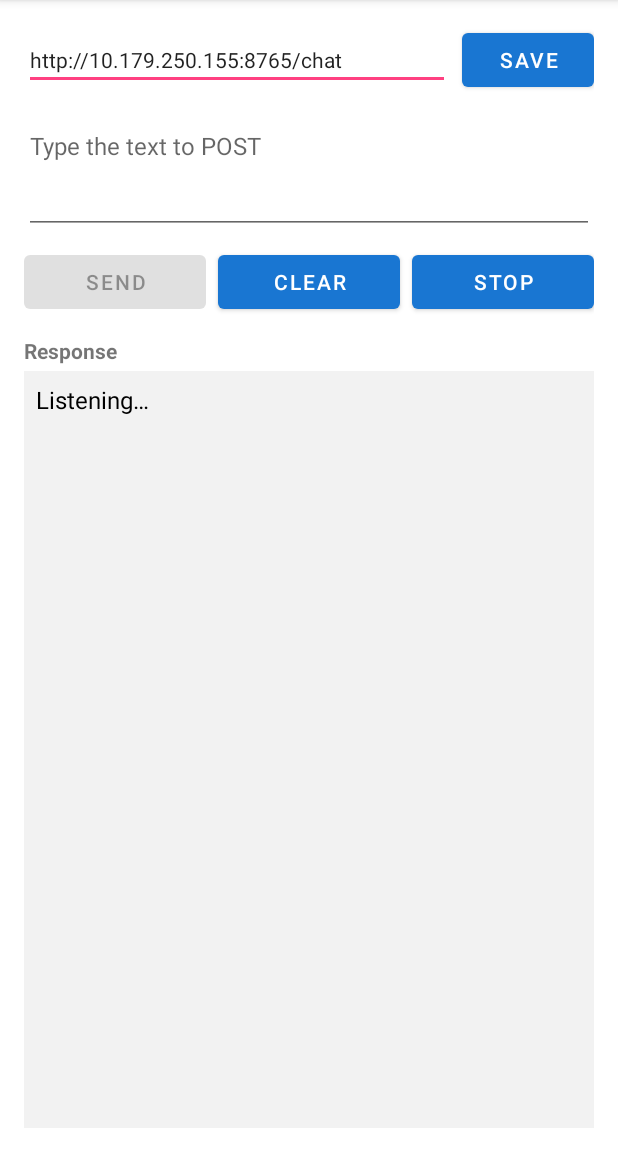
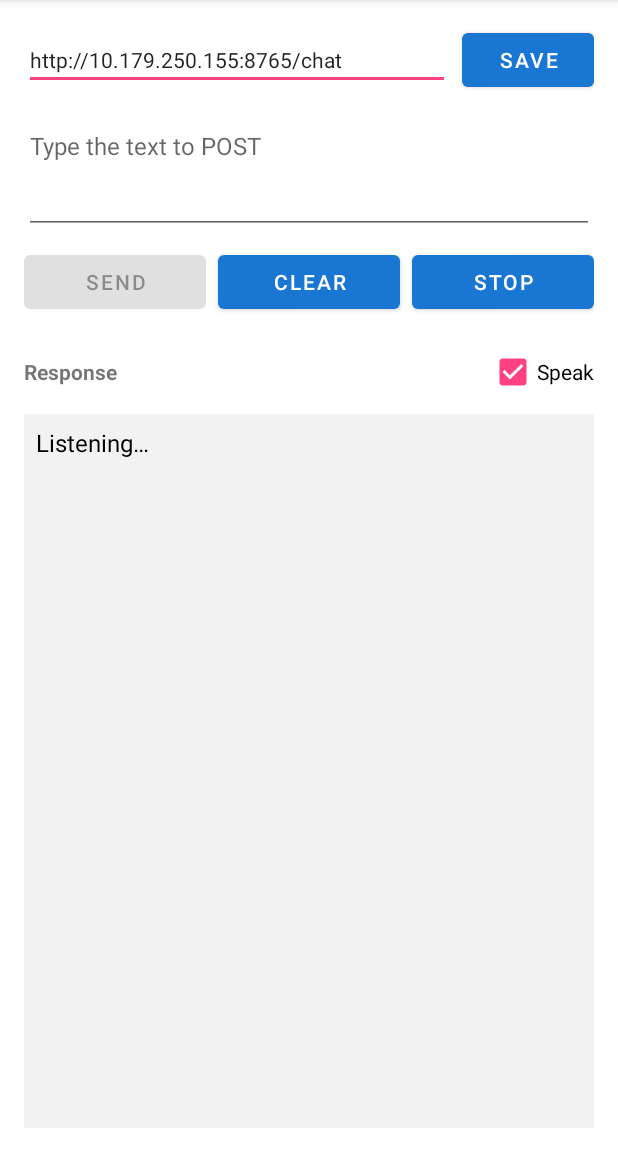
Before and after one commit to alepekhin/ai-python-agent, an Android app: the screen it shows after launch (MainActivity), after a tap on "VOICE", on a phone screen of 412 x 824 dp, the part 84-1236 px from its top. Run offline under Robolectric (Android 15) with nearby library versions, the light colour scheme and no system bars; pictures from the network do not load.

Commit message:
text to speach in android app

````diff
--- a/android/app/src/main/java/com/example/httpposter/MainActivity.kt
+++ b/android/app/src/main/java/com/example/httpposter/MainActivity.kt
@@ -6,6 +6,7 @@ import android.content.pm.PackageManager
 import android.os.Bundle
 import android.view.inputmethod.InputMethodManager
 import android.widget.Button
+import android.widget.CheckBox
 import android.widget.EditText
 import android.widget.TextView
 import android.widget.Toast
@@ -16,7 +17,8 @@ import kotlin.concurrent.thread
 /**
  * One screen: a server URL, a multiline box for arbitrary text, and the
  * response of the server below it. Text is typed or dictated with the
- * microphone, which is transcribed by the server.
+ * microphone, which is transcribed by the server. Replies are read out loud
+ * unless the Speak box is unchecked.
  */
 class MainActivity : AppCompatActivity() {
 
@@ -25,6 +27,8 @@ class MainActivity : AppCompatActivity() {
     private lateinit var response: TextView
     private lateinit var sendButton: Button
     private lateinit var voiceButton: Button
+    private lateinit var speakCheck: CheckBox
+    private lateinit var speaker: Speaker
 
     private var timeoutSeconds: Int = ServerConfig.DEFAULT_TIMEOUT_SECONDS
     private var session: String? = null
@@ -38,6 +42,12 @@ class MainActivity : AppCompatActivity() {
         response = findViewById(R.id.response)
         sendButton = findViewById(R.id.sendButton)
         voiceButton = findViewById(R.id.voiceButton)
+        speakCheck = findViewById(R.id.speakCheck)
+
+        speaker = Speaker(this)
+        speakCheck.setOnCheckedChangeListener { _, checked ->
+            if (!checked) speaker.stop()
+        }
 
         val config = ServerConfig.load(this)
         serverUrl.setText(config.url)
@@ -58,6 +68,7 @@ class MainActivity : AppCompatActivity() {
         voiceButton.setOnClickListener { onVoiceClick() }
 
         findViewById<Button>(R.id.clearButton).setOnClickListener {
+            speaker.stop()
             prompt.text.clear()
             response.text = ""
             session = null
@@ -79,6 +90,7 @@ class MainActivity : AppCompatActivity() {
 
         hideKeyboard()
         prompt.clearFocus()
+        speaker.stop()
         sendButton.isEnabled = false
         response.text = getString(R.string.thinking)
 
@@ -91,6 +103,7 @@ class MainActivity : AppCompatActivity() {
                     response.text = result.reply
                     prompt.text.clear()
                     sendButton.isEnabled = true
+                    if (speakCheck.isChecked) speaker.speak(result.reply)
                 }
             } catch (e: Exception) {
                 runOnUiThread {
@@ -142,6 +155,7 @@ class MainActivity : AppCompatActivity() {
     }
 
     private fun startRecording() {
+        speaker.stop()
         try {
             VoiceRecorder.start()
         } catch (e: Exception) {
@@ -195,6 +209,11 @@ class MainActivity : AppCompatActivity() {
         return "$base/transcribe"
     }
 
+    override fun onDestroy() {
+        speaker.shutdown()
+        super.onDestroy()
+    }
+
     companion object {
         private const val REQUEST_RECORD_AUDIO = 1
     }
--- /dev/null
+++ b/android/app/src/main/java/com/example/httpposter/Speaker.kt
@@ -0,0 +1,123 @@
+package com.example.httpposter
+
+import android.content.Context
+import android.speech.tts.TextToSpeech
+import java.util.Locale
+
+/**
+ * Reads replies out loud with the Android text-to-speech engine.
+ *
+ * The voice is picked from the script of the reply: mostly Cyrillic is spoken
+ * with the Russian voice, anything else with the English one. The engine
+ * initializes asynchronously, so a reply that arrives too early is held and
+ * spoken once it is ready. A device without a usable engine simply stays
+ * silent instead of breaking the dialog.
+ */
+class Speaker(context: Context) {
+
+    private var tts: TextToSpeech? = null
+    private var ready = false
+    private var failed = false
+    private var pending: String? = null
+
+    init {
+        tts = TextToSpeech(context.applicationContext) { status ->
+            if (status == TextToSpeech.SUCCESS) {
+                ready = true
+                pending?.let { text ->
+                    pending = null
+                    say(text)
+                }
+            } else {
+                failed = true
+            }
+        }
+    }
+
+    /**
+     * Read the reply out loud, cutting off whatever is being spoken now.
+     *
+     * The text is cleaned first: code blocks are dropped, links and markup
+     * are reduced to words a voice can read, and a long reply is capped.
+     */
+    fun speak(text: String) {
+        if (failed) return
+        val russian = isRussian(text)
+        val spoken = speakable(text, if (russian) LINK_WORD_RU else LINK_WORD_EN)
+        if (spoken.isEmpty()) return
+        if (!ready) {
+            pending = spoken
+            return
+        }
+        say(spoken)
+    }
+
+    /** Stop the current utterance, if any. */
+    fun stop() {
+        pending = null
+        if (!ready) return
+        try {
+            tts?.stop()
+        } catch (e: IllegalStateException) {
+            // The engine went away between the check and the call; nothing to do.
+        }
+    }
+
+    /** Stop speaking and release the engine. */
+    fun shutdown() {
+        pending = null
+        ready = false
+        try {
+            tts?.stop()
+            tts?.shutdown()
+        } catch (e: IllegalStateException) {
+            // Already released.
+        }
+        tts = null
+    }
+
+    private fun say(text: String) {
+        val engine = tts ?: return
+        val language = if (isRussian(text)) Locale("ru", "RU") else Locale.US
+        val result = engine.setLanguage(language)
+        if (result == TextToSpeech.LANG_MISSING_DATA ||
+            result == TextToSpeech.LANG_NOT_SUPPORTED
+        ) {
+            // No data for that voice: say it with the device language instead
+            // of not saying it at all.
+            engine.setLanguage(Locale.getDefault())
+        }
+        engine.speak(text, TextToSpeech.QUEUE_FLUSH, null, UTTERANCE_ID)
+    }
+
+    private fun isRussian(text: String): Boolean {
+        return CYRILLIC.findAll(text).count() > LATIN.findAll(text).count()
+    }
+
+    private fun speakable(text: String, linkWord: String): String {
+        var spoken = CODE_BLOCK.replace(text, " ")
+        spoken = MARKDOWN_LINK.replace(spoken, "\$1")
+        spoken = URL.replace(spoken, " $linkWord ")
+        spoken = spoken.replace("`", " ")
+        spoken = MARKUP.replace(spoken, " ")
+        spoken = spoken.replace(Regex("\\s+"), " ").trim()
+        if (spoken.length > MAX_CHARS) {
+            spoken = spoken.take(MAX_CHARS).substringBeforeLast(" ", spoken) + ", and more."
+        }
+        return spoken
+    }
+
+    companion object {
+        private const val MAX_CHARS = 1200
+        private const val UTTERANCE_ID = "reply"
+        private const val LINK_WORD_EN = "link"
+        private const val LINK_WORD_RU = "ссылка"
+
+        private val CODE_BLOCK = Regex("```.*?(?:```|\\z)", RegexOption.DOT_MATCHES_ALL)
+        private val MARKDOWN_LINK = Regex("\\[([^\\]]*)]\\([^)]*\\)")
+        private val URL = Regex("(?:https?://|www\\.)\\S+")
+        private val MARKUP = Regex("[*_#>~|\\[\\]]")
+        private val CYRILLIC = Regex("[Ѐ-ӿ]")
+        private val LATIN = Regex("[A-Za-z]")
+    }
+}
--- a/android/app/src/main/res/layout/activity_main.xml
+++ b/android/app/src/main/res/layout/activity_main.xml
@@ -72,12 +72,27 @@
             android:text="@string/voice" />
     </LinearLayout>
 
-    <TextView
+    <LinearLayout
         android:layout_width="match_parent"
         android:layout_height="wrap_content"
         android:layout_marginTop="12dp"
-        android:text="@string/response_title"
-        android:textStyle="bold" />
+        android:gravity="center_vertical"
+        android:orientation="horizontal">
+
+        <TextView
+            android:layout_width="0dp"
+            android:layout_height="wrap_content"
+            android:layout_weight="1"
+            android:text="@string/response_title"
+            android:textStyle="bold" />
+
+        <CheckBox
+            android:id="@+id/speakCheck"
+            android:layout_width="wrap_content"
+            android:layout_height="wrap_content"
+            android:checked="true"
+            android:text="@string/speak" />
+    </LinearLayout>
 
     <ScrollView
         android:layout_width="match_parent"
--- a/android/app/src/main/res/values/strings.xml
+++ b/android/app/src/main/res/values/strings.xml
@@ -8,6 +8,7 @@
     <string name="voice">Voice</string>
     <string name="stop">Stop</string>
     <string name="response_title">Response</string>
+    <string name="speak">Speak</string>
     <string name="thinking">Sending…</string>
     <string name="listening">Listening…</string>
     <string name="transcribing">Transcribing…</string>
````
Also changed, not shown: android/app/src/main/AndroidManifest.xml (+7 -0 lines), 1 other file.
